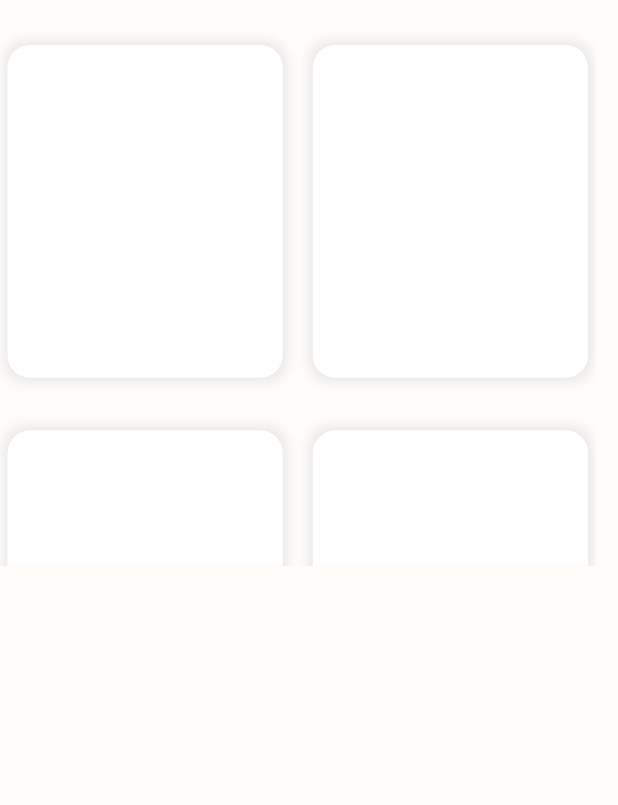
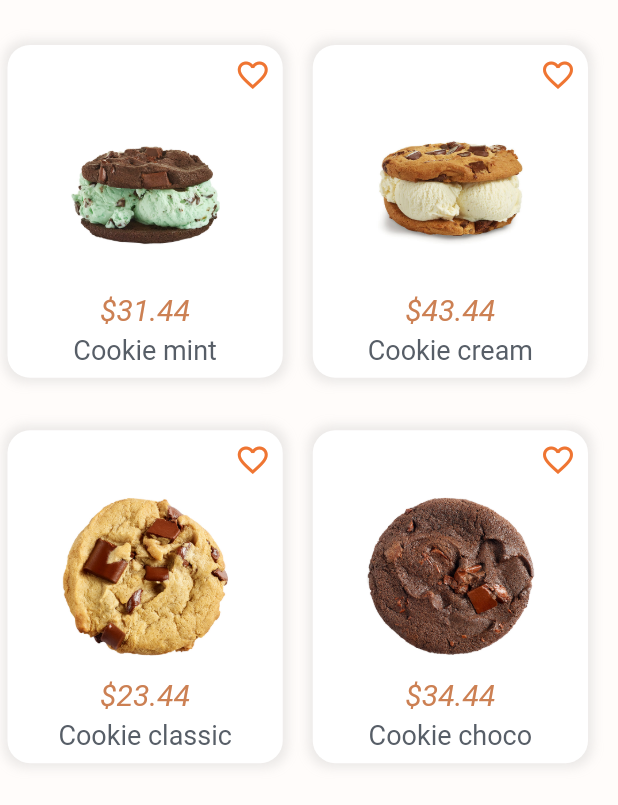
Before and after one commit to aximilli1212/flutter-googles, a Flutter app: the CookiePage screen opened directly, on a phone screen of 412 x 824 dp. Shown: the top 805 px of the screen. Run offline on Flutter 3.47's test engine with Material 2 defaults, Android fonts, the phone set to English and light mode, and no system bars; our stand-ins replace audioplayers, font_awesome_flutter, rflutter_alert; Roboto replaces fonts that are missing (Varela).

Commit message:
add sinks dynamic for cookie product card

```diff
--- a/cookiestore/lib/cookie_page.dart
+++ b/cookiestore/lib/cookie_page.dart
@@ -11,7 +11,7 @@ class CookiePage  extends StatelessWidget {
           Container(
             padding: EdgeInsets.only(right: 15.0),
             width: MediaQuery.of(context).size.width - 30.0,
-            height: MediaQuery.of(context).size.width - 50.0,
+            height: MediaQuery.of(context).size.height - 50.0,
             child: GridView.count(
               crossAxisCount: 2,
               primary: false,
@@ -48,6 +48,47 @@ class CookiePage  extends StatelessWidget {
              ],
              color: Colors.white,
            ),
+           child: Column(
+             children: <Widget>[
+               Padding(
+                 padding: const EdgeInsets.all(8.0),
+                 child: Row(
+                   mainAxisAlignment: MainAxisAlignment.end,
+                   children: <Widget>[
+                     isFavorite? Icon(Icons.favorite, color: Color(0xFFEF7532)):
+                         Icon(Icons.favorite_border, color:Color(0xFFEF7532))
+                   ],
+                 ),
+               ),
+               Hero(
+                 tag: imgPath,
+                 child: Container(
+                   height: 115.0,
+                   width: 115.0,
+                   decoration: BoxDecoration(
+                     image: DecorationImage(image: AssetImage(imgPath),
+                     fit: BoxFit.contain,
+                     ),
+                   ),
+                 ),
+       ),
+               SizedBox(height: 10.0,),
+               Text(price,
+               style: TextStyle(
+                 color: Color(0xFFCC8053),
+                 fontFamily: 'Varela',
+                 fontSize: 20.0,
+               fontStyle: FontStyle.italic),
+               ),
+               SizedBox(height: 5.0),
+               Text(name,
+               style: TextStyle(
+                 color: Color(0xFF575E67),
+                 fontFamily: 'Varela',
+                 fontSize: 18.0
+               ),)
+             ],
+           ),
          ),
        ),
      );
--- a/cookiestore/lib/pickup.dart
+++ b/cookiestore/lib/pickup.dart
@@ -1,4 +1,5 @@
 import 'package:flutter/material.dart';
+import 'cookie_page.dart';
 
 class PickupBody extends StatefulWidget
 {
@@ -62,7 +63,19 @@ class _PickupBodyState extends State<PickupBody>
                   ),
                 ),
             ],
-          )
+          ),
+          Container(
+            height: MediaQuery.of(context).size.height -20,
+            width: double.infinity,
+            child: TabBarView(
+              controller: _tabController,
+              children: <Widget>[
+                CookiePage(),
+                CookiePage(),
+                CookiePage(),
+              ],
+            ),
+          ),
 
         ],
       ),
```
